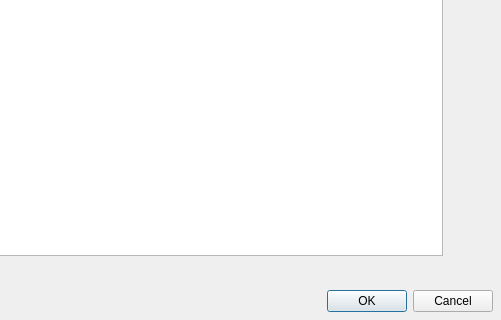
Above: newnote.ui from as070700/Noteapp before the change; both pictures show x 168 to 669 and y 165 to 485 of the 669 by 485 pixel window. Below: the same form after it.
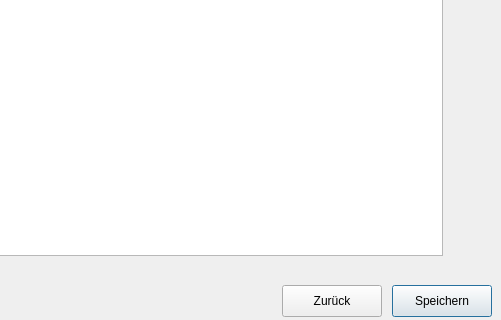
That is the form after the change.

Commit message: Anpassungen an der ui von newnote.ui

Diff of the .ui file:
```diff
--- a/newnote.ui
+++ b/newnote.ui
@@ -13,22 +13,6 @@
   <property name="windowTitle">
    <string>Neue Notiz</string>
   </property>
-  <widget class="QDialogButtonBox" name="buttonBox">
-   <property name="geometry">
-    <rect>
-     <x>320</x>
-     <y>450</y>
-     <width>341</width>
-     <height>32</height>
-    </rect>
-   </property>
-   <property name="orientation">
-    <enum>Qt::Orientation::Horizontal</enum>
-   </property>
-   <property name="standardButtons">
-    <set>QDialogButtonBox::StandardButton::Cancel|QDialogButtonBox::StandardButton::Ok</set>
-   </property>
-  </widget>
   <widget class="QLabel" name="label">
    <property name="geometry">
     <rect>
@@ -68,6 +52,32 @@
     <string>Titel</string>
    </property>
   </widget>
+  <widget class="QPushButton" name="pushButton_save">
+   <property name="geometry">
+    <rect>
+     <x>560</x>
+     <y>450</y>
+     <width>100</width>
+     <height>32</height>
+    </rect>
+   </property>
+   <property name="text">
+    <string>Speichern</string>
+   </property>
+  </widget>
+  <widget class="QPushButton" name="pushButton_back">
+   <property name="geometry">
+    <rect>
+     <x>450</x>
+     <y>450</y>
+     <width>100</width>
+     <height>32</height>
+    </rect>
+   </property>
+   <property name="text">
+    <string>Zurück</string>
+   </property>
+  </widget>
  </widget>
  <resources/>
  <connections>
```
Left out of the diff: 28 changed lines with no effect on the pictures. The commit also changes 1 other file.
